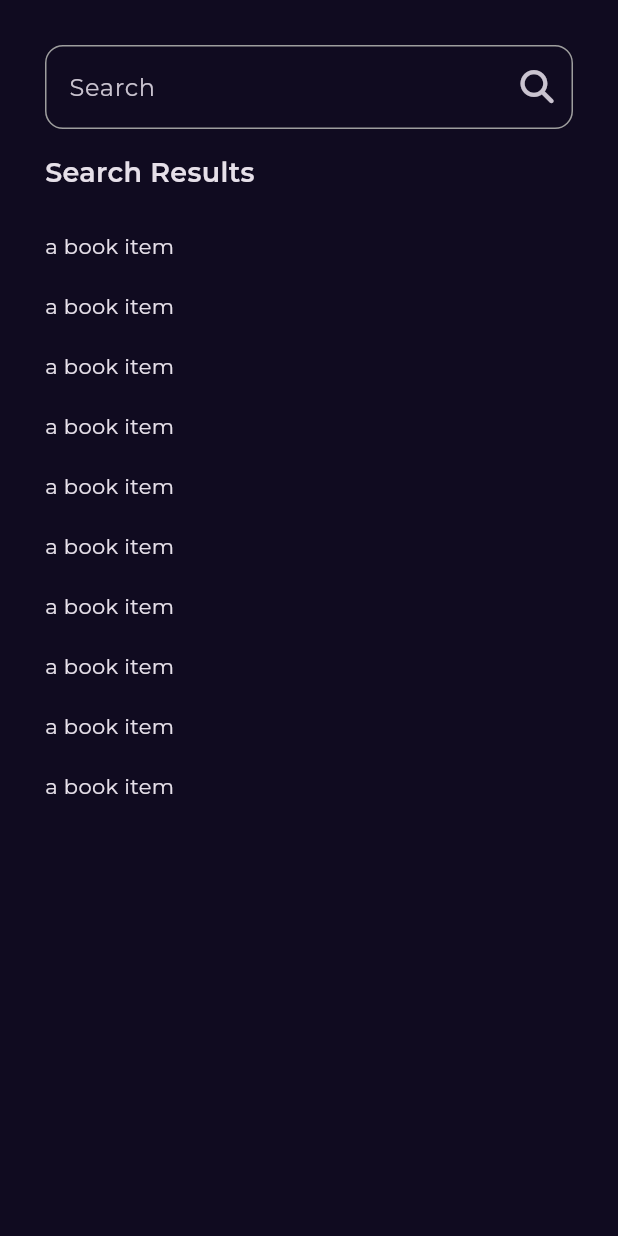
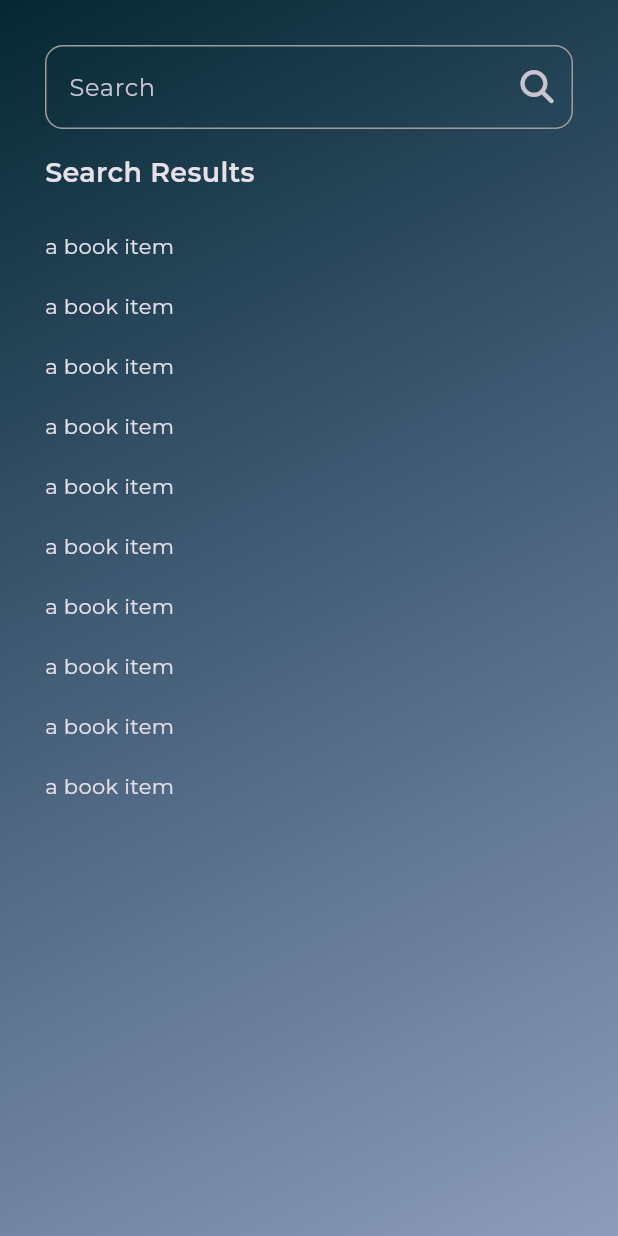
Before and after one commit to Ali-Elchab/bookly_app, a Flutter app: the screen it shows after launch, after a tap on an icon or button, on a phone screen of 412 x 824 dp. Run offline on Flutter 3.47's test engine with Material 3 defaults, Android fonts, the phone set to English and light mode, and no system bars; our stand-ins replace bloc, cached_network_image, dartz, dio, equatable, flutter_bloc and 4 more; network calls fail.

Commit message:
Added gradient background

```diff
--- a/lib/constants.dart
+++ b/lib/constants.dart
@@ -1,4 +1,4 @@
 import 'package:flutter/material.dart';
 
-const kPrimaryColor = Color(0XFF100B20);
+const kPrimaryColor = Color.fromARGB(255, 4, 40, 49);
 const kTransitionDuration = Duration(milliseconds: 250);
--- a/lib/main.dart
+++ b/lib/main.dart
@@ -33,10 +33,25 @@ class Bookly extends StatelessWidget {
         routerConfig: AppRouter.router,
         debugShowCheckedModeBanner: false,
         theme: ThemeData.dark().copyWith(
-          scaffoldBackgroundColor: kPrimaryColor,
+          scaffoldBackgroundColor: Colors.transparent,
           textTheme:
               GoogleFonts.montserratTextTheme(ThemeData.dark().textTheme),
         ),
+        builder: (context, child) {
+          return Container(
+            decoration: const BoxDecoration(
+              gradient: LinearGradient(
+                begin: Alignment.topLeft,
+                end: Alignment.bottomRight,
+                colors: [
+                  kPrimaryColor,
+                  Color(0x73032564) // A slightly darker shade for the gradient
+                ],
+              ),
+            ),
+            child: child,
+          );
+        },
       ),
     );
   }
```
